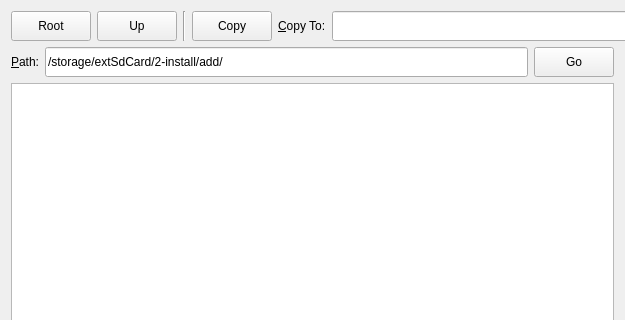
Before: the Qt Designer form mainwindow.ui in mortalis13/Android-Manager-Qt, drawn with Qt 5; both pictures show x 0 to 625 and y 0 to 320 of the 625 by 671 pixel window.
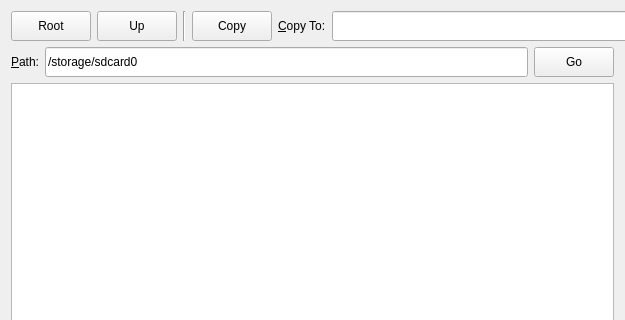
After: the same form once the commit is applied. Custom widgets are drawn as their Qt base class.

Commit message: -edit default path

```diff
--- a/mainwindow.ui
+++ b/mainwindow.ui
@@ -140,7 +140,7 @@
              </size>
             </property>
             <property name="text">
-             <string>/storage/extSdCard/2-install/add/</string>
+             <string>/storage/sdcard0</string>
             </property>
            </widget>
           </item>
```
